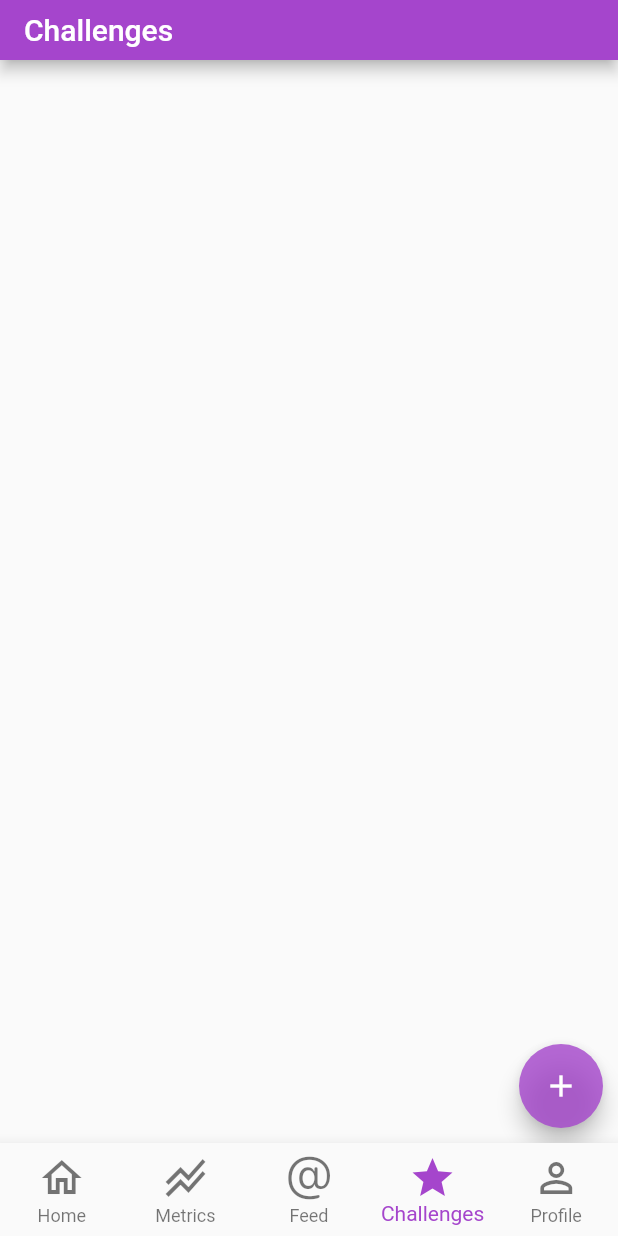
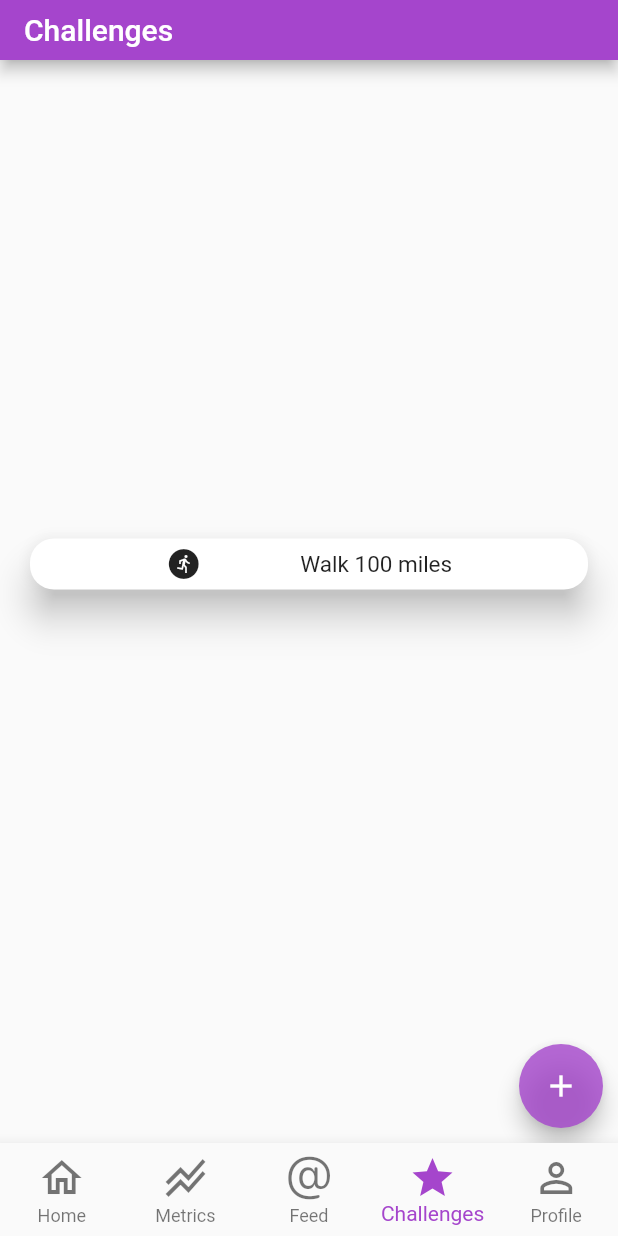
Before and after one commit to bakhtw1/Trifit, a Flutter app: the screen it shows after launch, item 4 of the bottom bar chosen, after a tap on the "add" icon, on a phone screen of 412 x 824 dp. Run offline on Flutter 3.47's test engine with Material 2 defaults, Android fonts, the phone set to English and light mode, and no system bars.

Commit message:
Matched formatting from profiles page, added ability to add dummy challenges

```diff
--- a/lib/Screens/challenges.dart
+++ b/lib/Screens/challenges.dart
@@ -9,18 +9,36 @@ class Challenges extends StatefulWidget {
 }
 
 class _ChallengesState extends State<Challenges> {
+  //To be moved to data
+  List challenges = [];
 
   @override
   Widget build(BuildContext context) {
     return Stack(
-      children: <Widget>[
+      children: [
+        Container(
+          alignment: Alignment.centerRight,
+          padding: const EdgeInsets.only(left: 8, right: 8, bottom: 50),
+          margin: const EdgeInsets.all(8),
+          child: Column(
+            mainAxisAlignment: MainAxisAlignment.center,
+            crossAxisAlignment: CrossAxisAlignment.center,
+            children: [
+              for (var i in challenges) challengeCard("Walk 100 miles")
+            ],
+          ),
+        ),
         Positioned(
           bottom: 10,
           right: 10,
           child: FloatingActionButton(
             backgroundColor: trifitColor[700],
-            onPressed: () {},
-            tooltip: 'Add challenge',
+            onPressed: () {
+              setState(() {
+                challenges.add({"challengeText": "Run 100 miles"});
+              });
+            },
+            tooltip: 'Edit',
             child: const Icon(Icons.add),
           ),
         ),
@@ -28,9 +46,37 @@ class _ChallengesState extends State<Challenges> {
     );
   }
 
-  Container challengeCard(challengeText) => Container(
+  Container challengeCard(String challText) => Container(
     child: Card(
-      child: Text(challengeText),
+      elevation: 10,
+      shape: RoundedRectangleBorder(
+          borderRadius: BorderRadius.circular(16)),
+      child: Padding(
+        padding: const EdgeInsets.all(5),
+        child: Column(
+          mainAxisAlignment: MainAxisAlignment.spaceBetween,
+          children: [
+            Padding(
+              padding: const EdgeInsets.only(
+                left: 20,
+                right: 20,
+              ),
+              child: Row(
+                mainAxisAlignment: MainAxisAlignment.spaceEvenly,
+                children: [
+                  Icon(
+                    Icons.run_circle
+                  ),
+                  Text(
+                    challText,
+                    style: TextStyle(fontSize: 15)
+                  ),
+                ],
+              ),
+            )
+          ],
+        ),
+      ),
     ),
   );
 }
```
